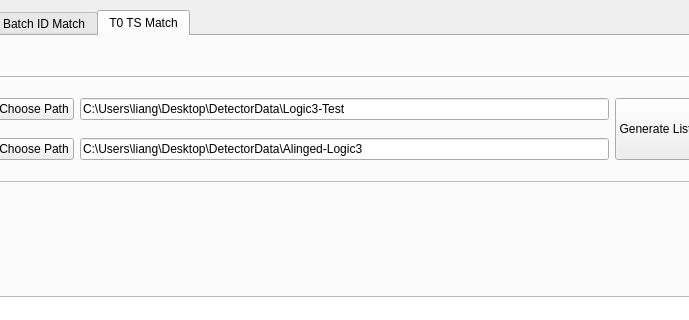
The window that src/mainwindow.ui (HelloUSTC114/MuonDataProcessor) describes before a commit, drawn with Qt 5; both pictures show x 122 to 811 and y 0 to 320 of the 1203 by 954 pixel window.
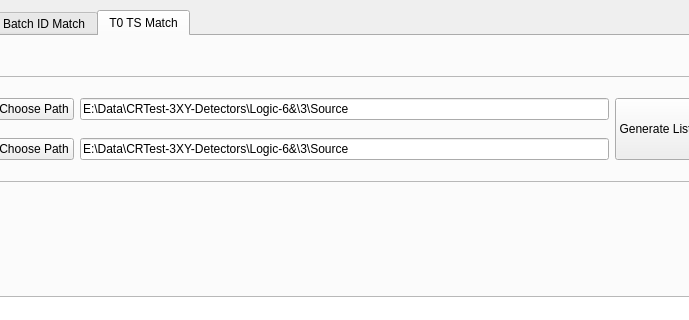
The same window after the commit.

Diff of the .ui file:
```diff
--- a/src/mainwindow.ui
+++ b/src/mainwindow.ui
@@ -764,7 +764,7 @@
           </size>
          </property>
          <property name="text">
-          <string>C:\Users\liang\Desktop\DetectorData\Logic3-Test</string>
+          <string>E:\Data\CRTest-3XY-Detectors\Logic-6&amp;\3\Source</string>
          </property>
          <property name="alignment">
           <set>Qt::AlignLeading|Qt::AlignLeft|Qt::AlignVCenter</set>
@@ -797,7 +797,7 @@
           </size>
          </property>
          <property name="text">
-          <string>C:\Users\liang\Desktop\DetectorData\Alinged-Logic3</string>
+          <string>E:\Data\CRTest-3XY-Detectors\Logic-6&amp;\3\Source</string>
          </property>
          <property name="alignment">
           <set>Qt::AlignLeading|Qt::AlignLeft|Qt::AlignVCenter</set>
```
